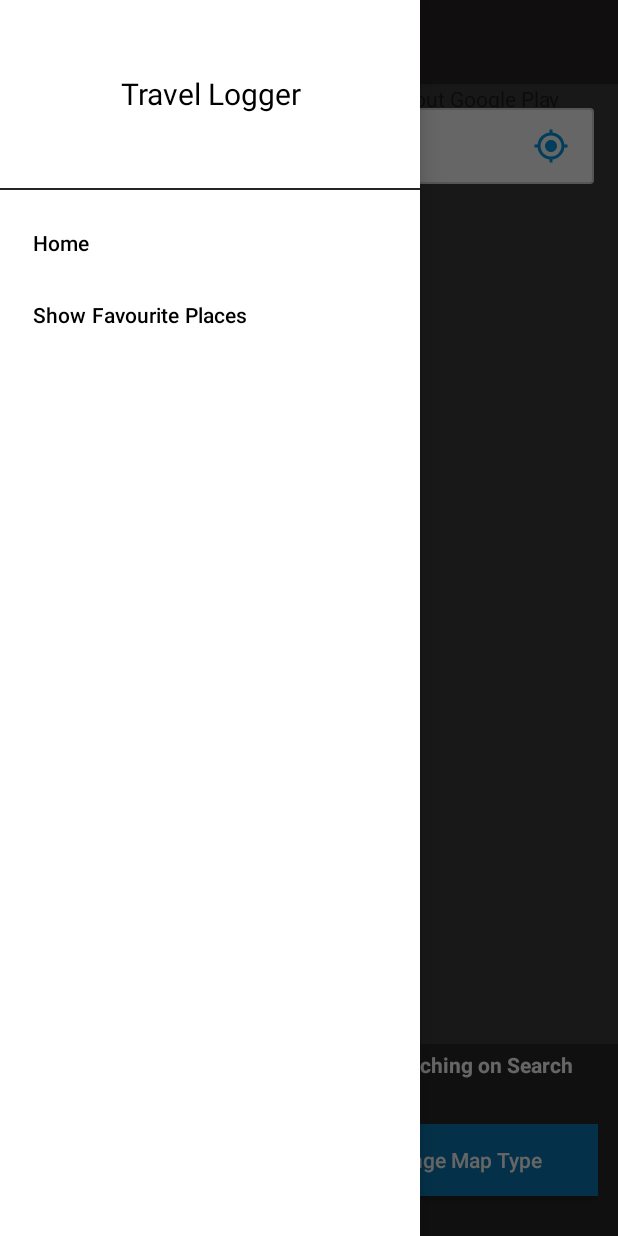
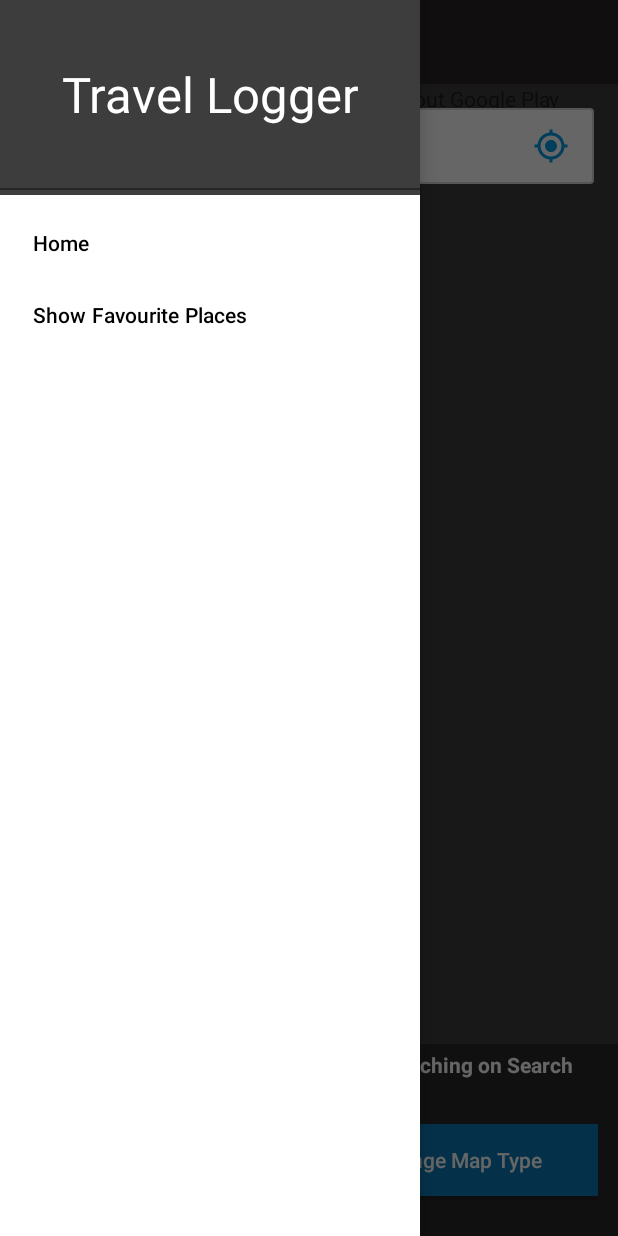
Before and after one commit to arcslash/FA_Ishara_C0852812_android, an Android app: the MapsActivity screen opened directly, with no data from a screen before it, with the side drawer open, on a phone screen of 412 x 824 dp. Run offline under Robolectric (Android 15) with nearby library versions, the light colour scheme and no system bars; our stand-ins replace ButterKnife, sdp/ssp sizes.

Commit message:
adding changes

```diff
--- a/app/src/main/java/com/lambton/fa_ishara_c0852812_android/SplashActivity.java
+++ b/app/src/main/java/com/lambton/fa_ishara_c0852812_android/SplashActivity.java
@@ -49,7 +49,7 @@ public class SplashActivity extends AppCompatActivity {
         task.addOnSuccessListener(location -> {
             if (location != null) {
                 currentLocation = location;
-                Toast.makeText(getApplicationContext(), currentLocation.getLatitude() + "" + currentLocation.getLongitude(), Toast.LENGTH_SHORT).show();
+               // Toast.makeText(getApplicationContext(), currentLocation.getLatitude() + "" + currentLocation.getLongitude(), Toast.LENGTH_SHORT).show();
                 new Handler().postDelayed(new Runnable() {
                     @Override
                     public void run() {
--- a/app/src/main/res/layout/activity_favourite.xml
+++ b/app/src/main/res/layout/activity_favourite.xml
@@ -4,6 +4,7 @@
     xmlns:tools="http://schemas.android.com/tools"
     android:layout_width="match_parent"
     android:layout_height="match_parent"
+    android:background="@color/grey"
     tools:context=".FavouritesActivity"
     android:orientation="vertical">
 
@@ -17,7 +18,7 @@
             android:id="@+id/toolbar"
             android:layout_width="match_parent"
             android:layout_height="?attr/actionBarSize"
-            android:background="@color/black"
+            android:background="@color/primary"
             app:popupTheme="@style/AppTheme.PopupOverlay"
             app:theme="@style/ToolbarTheme">
 
@@ -49,6 +50,7 @@
     <TextView
         android:textSize="@dimen/_12sdp"
         android:padding="@dimen/_7sdp"
+        android:textColor="@color/white"
         android:gravity="center"
         android:text="Swipe item to delete or edit."
         android:layout_width="match_parent"
@@ -85,6 +87,7 @@
             android:layout_width="match_parent"
             android:layout_height="wrap_content"
             android:gravity="center"
+            android:textColor="@color/white"
             android:text="We couldn't find any records." />
     </LinearLayout>
 
--- a/app/src/main/res/layout/activity_maps.xml
+++ b/app/src/main/res/layout/activity_maps.xml
@@ -47,9 +47,7 @@
                         android:layout_height="wrap_content"
                         android:layout_gravity="center"
                         android:layout_marginLeft="@dimen/_5sdp"
-                        android:layout_marginTop="3dp"
-                        android:text="Final Exam"
-                        android:textAlignment="center"
+                        android:text="Travel Logger"
                         android:textColor="@color/white"
                         android:textSize="20sp" />
 
--- a/app/src/main/res/layout/activity_splash.xml
+++ b/app/src/main/res/layout/activity_splash.xml
@@ -2,7 +2,7 @@
 <RelativeLayout xmlns:android="http://schemas.android.com/apk/res/android"
     android:layout_width="match_parent"
     android:layout_height="match_parent"
-    android:background="@color/black"
+    android:background="@color/grey"
     android:fitsSystemWindows="false">
 
     <ImageView
--- a/app/src/main/res/layout/nav_header_home.xml
+++ b/app/src/main/res/layout/nav_header_home.xml
@@ -3,7 +3,7 @@
     xmlns:app="http://schemas.android.com/apk/res-auto"
     android:layout_width="match_parent"
     android:layout_height="130dp"
-    android:background="@android:color/white"
+    android:background="@color/grey"
     android:orientation="vertical"
     android:weightSum="2">
 
@@ -24,8 +24,8 @@
                 android:layout_height="match_parent"
                 android:gravity="center"
                 android:text="@string/travel_logger"
-                android:textColor="@android:color/black"
-                android:textSize="20dp">
+                android:textColor="@color/white"
+                android:textSize="@dimen/_25ssp">
 
             </TextView>
 
--- a/app/src/main/res/values/colors.xml
+++ b/app/src/main/res/values/colors.xml
@@ -1,8 +1,8 @@
 <?xml version="1.0" encoding="utf-8"?>
 <resources>
     <color name="purple_200">#FFBB86FC</color>
-    <color name="purple_500">#FF6200EE</color>
-    <color name="purple_700">#FF3700B3</color>
+    <color name="purple_500">#FF3E3D3D</color>
+    <color name="purple_700">#FF000000</color>
     <color name="teal_200">#FF03DAC5</color>
     <color name="teal_700">#FF018786</color>
     <color name="black">#FF000000</color>
```
Also changed, not shown: app/src/main/res/layout/activity_fav_maps.xml (+7 -2 lines), app/src/main/res/layout/dialog_layout.xml (+6 -5 lines).
